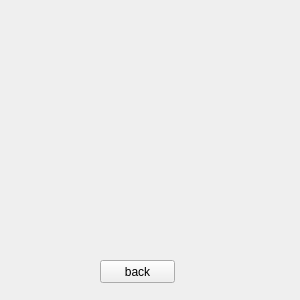
Above: ui/login_widget.ui from KrusnikViers/SimpleJabber before the change. Below: the same form after it.
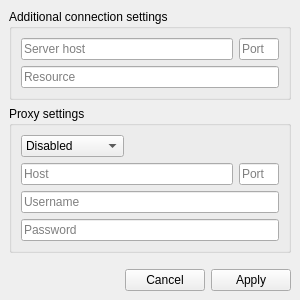
That is the form after the change. The open tabs and pages were chosen to show the change.

Commit message: Connection and proxy settings page created.

Diff of the .ui file:
```diff
--- a/ui/login_widget.ui
+++ b/ui/login_widget.ui
@@ -152,19 +152,187 @@
       </layout>
      </widget>
      <widget class="QWidget" name="options_page">
-      <widget class="QPushButton" name="back">
-       <property name="geometry">
-        <rect>
-         <x>100</x>
-         <y>260</y>
-         <width>75</width>
-         <height>23</height>
-        </rect>
-       </property>
-       <property name="text">
-        <string>back</string>
-       </property>
-      </widget>
+      <layout class="QVBoxLayout" name="verticalLayout">
+       <item>
+        <widget class="QGroupBox" name="_connection_settings_layout">
+         <property name="title">
+          <string>Additional connection settings</string>
+         </property>
+         <layout class="QGridLayout" name="gridLayout_2">
+          <item row="0" column="0">
+           <widget class="QLineEdit" name="server_host_edit">
+            <property name="text">
+             <string/>
+            </property>
+            <property name="placeholderText">
+             <string>Server host</string>
+            </property>
+           </widget>
+          </item>
+          <item row="0" column="1">
+           <widget class="QLineEdit" name="server_port_edit">
+            <property name="maximumSize">
+             <size>
+              <width>40</width>
+              <height>16777215</height>
+             </size>
+            </property>
+            <property name="inputMask">
+             <string/>
+            </property>
+            <property name="text">
+             <string/>
+            </property>
+            <property name="maxLength">
+             <number>5</number>
+            </property>
+            <property name="placeholderText">
+             <string>Port</string>
+            </property>
+           </widget>
+          </item>
+          <item row="1" column="0" colspan="2">
+           <widget class="QLineEdit" name="resource_edit">
+            <property name="placeholderText">
+             <string>Resource</string>
+            </property>
+           </widget>
+          </item>
+         </layout>
+        </widget>
+       </item>
+       <item>
+        <widget class="QGroupBox" name="_proxy_layout">
+         <property name="title">
+          <string>Proxy settings</string>
+         </property>
+         <layout class="QGridLayout" name="gridLayout">
+          <item row="0" column="0">
+           <widget class="QComboBox" name="proxy_mode">
+            <item>
+             <property name="text">
+              <string>Disabled</string>
+             </property>
+            </item>
+            <item>
+             <property name="text">
+              <string>Socks5</string>
+             </property>
+            </item>
+            <item>
+             <property name="text">
+              <string>HTTP</string>
+             </property>
+            </item>
+           </widget>
+          </item>
+          <item row="0" column="1" colspan="2">
+           <spacer name="_spacer_5">
+            <property name="orientation">
+             <enum>Qt::Horizontal</enum>
+            </property>
+            <property name="sizeHint" stdset="0">
+             <size>
+              <width>148</width>
+              <height>20</height>
+             </size>
+            </property>
+           </spacer>
+          </item>
+          <item row="1" column="0" colspan="2">
+           <widget class="QLineEdit" name="proxy_host_edit">
+            <property name="placeholderText">
+             <string>Host</string>
+            </property>
+           </widget>
+          </item>
+          <item row="1" column="2">
+           <widget class="QLineEdit" name="proxy_port_edit">
+            <property name="maximumSize">
+             <size>
+              <width>40</width>
+              <height>16777215</height>
+             </size>
+            </property>
+            <property name="inputMask">
+             <string/>
+            </property>
+            <property name="text">
+             <string/>
+            </property>
+            <property name="maxLength">
+             <number>5</number>
+            </property>
+            <property name="placeholderText">
+             <string>Port</string>
+            </property>
+           </widget>
+          </item>
+          <item row="2" column="0" colspan="3">
+           <widget class="QLineEdit" name="proxy_username_edit">
+            <property name="placeholderText">
+             <string>Username</string>
+            </property>
+           </widget>
+          </item>
+          <item row="3" column="0" colspan="3">
+           <widget class="QLineEdit" name="proxy_password_edit">
+            <property name="echoMode">
+             <enum>QLineEdit::PasswordEchoOnEdit</enum>
+            </property>
+            <property name="placeholderText">
+             <string>Password</string>
+            </property>
+           </widget>
+          </item>
+         </layout>
+        </widget>
+       </item>
+       <item>
+        <spacer name="verticalSpacer">
+         <property name="orientation">
+          <enum>Qt::Vertical</enum>
+         </property>
+         <property name="sizeHint" stdset="0">
+          <size>
+           <width>238</width>
+           <height>23</height>
+          </size>
+         </property>
+        </spacer>
+       </item>
+       <item>
+        <layout class="QHBoxLayout" name="_options_button_layout">
+         <item>
+          <spacer name="_spacer_4">
+           <property name="orientation">
+            <enum>Qt::Horizontal</enum>
+           </property>
+           <property name="sizeHint" stdset="0">
+            <size>
+             <width>40</width>
+             <height>20</height>
+            </size>
+           </property>
+          </spacer>
+         </item>
+         <item>
+          <widget class="QPushButton" name="back_button">
+           <property name="text">
+            <string>Cancel</string>
+           </property>
+          </widget>
+         </item>
+         <item>
+          <widget class="QPushButton" name="apply_button">
+           <property name="text">
+            <string>Apply</string>
+           </property>
+          </widget>
+         </item>
+        </layout>
+       </item>
+      </layout>
      </widget>
     </widget>
    </item>
```
Left out of the diff: 117 changed lines with no effect on the pictures. The commit also changes 4 other files.
